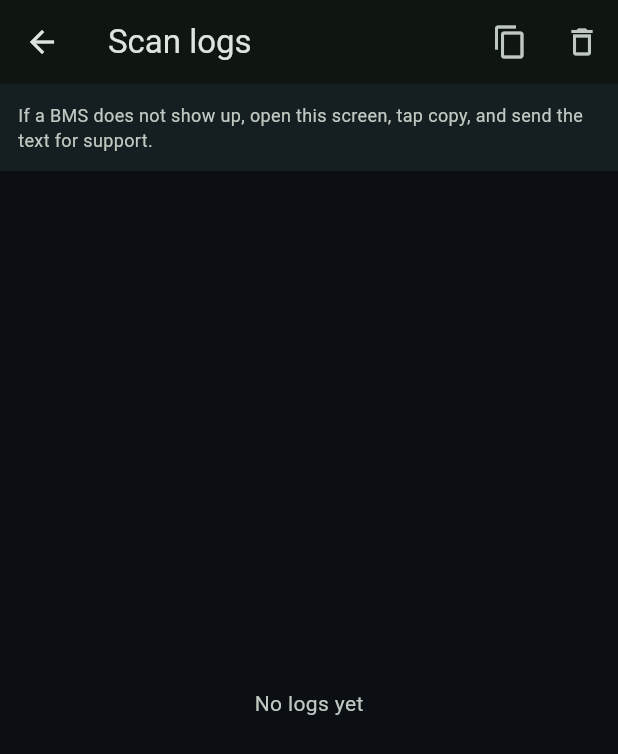
After one commit to suryaledk-ui/bms_rider, a Flutter app: the screen it shows after launch, after a tap on the "terminal" icon, on a phone screen of 412 x 824 dp. The commit adds this screen. Shown: the top 754 px of the screen. Run offline on Flutter 3.47's test engine with Material 3 defaults, Android fonts, the phone set to English and light mode, and no system bars; our stand-ins replace fl_chart, flutter_blue_plus, geolocator, shared_preferences, sqflite, wakelock_plus; accounts and stored records are empty; statements that could not run were skipped.

Commit message:
Add scan log screen for BMS discovery debugging

```diff
--- a/lib/src/bms_manager.dart
+++ b/lib/src/bms_manager.dart
@@ -9,6 +9,7 @@ import 'protocol.dart';
 import 'protocol_daly.dart';
 import 'protocol_jbd.dart';
 import 'protocol_jk.dart';
+import 'scan_log.dart';
 
 enum BmsState { idle, scanning, connecting, connected, error }
 
@@ -37,6 +38,10 @@ class BmsManager extends ChangeNotifier {
 
   final StreamController<Telemetry> _telemetry = StreamController.broadcast();
   Stream<Telemetry> get telemetry => _telemetry.stream;
+
+  ScanLogger? _log;
+  void attachLogger(ScanLogger log) => _log = log;
+  void _lg(String tag, String msg) => _log?.log(tag, msg);
 
   void attachStorage({required String Function() getSavedId, required void Function(String) setSavedId}) {
     _getSavedId = getSavedId;
@@ -78,6 +83,7 @@ class BmsManager extends ChangeNotifier {
     final saved = _getSavedId?.call();
     if (saved != null && saved.isNotEmpty) {
       status = 'Auto-connecting to saved scooter…';
+      _lg('BOOT', 'auto-connect saved device $saved');
       _intentionalStop = false;
       connectedId = saved;
       await _connectFlow(BluetoothDevice.fromId(saved), firstTry: false);
@@ -91,6 +97,7 @@ class BmsManager extends ChangeNotifier {
     state = BmsState.scanning;
     candidates = [];
     status = 'Scanning for nearby BLE devices…';
+    _lg('SCAN', 'scan started (all devices, no filters)');
     notifyListeners();
 
     final results = <String, ScanCandidate>{};
@@ -119,6 +126,12 @@ class BmsManager extends ChangeNotifier {
           rssi: r.rssi,
           bonded: false,
         );
+        _lg(
+          'SCAN',
+          'seen $id name="${name.isEmpty ? '(none)' : name}" '
+          'svcs=${r.advertisementData.serviceUuids.map((g) => g.toString()).join(',')} '
+          'rssi=${r.rssi} family=${guess == null ? 'unknown' : familyHint(guess)}',
+        );
       }
       final list = results.values.toList();
       list.sort((a, b) {
@@ -138,12 +151,18 @@ class BmsManager extends ChangeNotifier {
       );
     } catch (e) {
       status = 'Scan error: $e';
+      _lg('SCAN', 'scan error: $e');
     } finally {
       await sub.cancel();
       await FlutterBluePlus.stopScan();
       if (state == BmsState.scanning) {
         state = BmsState.idle;
-        if (candidates.isEmpty) status = 'No BLE devices found — turn scooter on and retry';
+        if (candidates.isEmpty) {
+          status = 'No BLE devices found — turn scooter on and retry';
+          _lg('SCAN', 'finished: 0 devices seen');
+        } else {
+          _lg('SCAN', 'finished: ${candidates.length} devices seen');
+        }
       }
       notifyListeners();
     }
@@ -154,6 +173,7 @@ class BmsManager extends ChangeNotifier {
     connectedId = c.id;
     connectedName = c.name;
     _setSavedId?.call(c.id);
+    _lg('CONN', 'user selected ${c.id} name="${c.name}" guess=${c.guess} rssi=${c.rssi}');
     await _connectFlow(BluetoothDevice.fromId(c.id), firstTry: true);
   }
 
@@ -162,11 +182,13 @@ class BmsManager extends ChangeNotifier {
     _connecting = true;
     state = BmsState.connecting;
     status = 'Connecting to ${connectedName ?? device.platformName}…';
+    _lg('CONN', 'attempt to ${device.remoteId.str} name="${connectedName ?? device.platformName}" firstTry=$firstTry');
     notifyListeners();
     _device = device;
 
     _stateSub ??= device.connectionState.listen((s) {
       if (s == BluetoothConnectionState.disconnected) {
+        _lg('CONN', 'disconnected from ${device.remoteId.str} (intentional=$_intentionalStop)');
         latest = null;
         proto?.dispose();
         proto = null;
@@ -210,6 +232,7 @@ class BmsManager extends ChangeNotifier {
         _connecting = false;
         state = BmsState.error;
         status = firstTry ? 'Could not find scooter (power it on)' : 'Connection failed: $e';
+        _lg('CONN', 'connect failed firstTry=$firstTry err=$e');
         notifyListeners();
         return;
       }
@@ -217,6 +240,7 @@ class BmsManager extends ChangeNotifier {
 
     _connecting = false;
     _retry = 0;
+    _lg('CONN', 'GATT connected to ${device.remoteId.str}');
     if (ok) await _postConnect(device);
   }
 
@@ -255,6 +279,7 @@ class BmsManager extends ChangeNotifier {
         );
     if (svc == null) {
       status = 'No BMS GATT service found';
+      _lg('CONN', 'no BMS GATT service found on ${device.remoteId.str}');
       state = BmsState.error;
       notifyListeners();
       await device.disconnect();
@@ -269,6 +294,7 @@ class BmsManager extends ChangeNotifier {
     }
     if (rx == null || tx == null) {
       status = 'BMS service missing RX/TX characteristics';
+      _lg('CONN', 'missing RX/TX characteristics on ${device.remoteId.str}');
       state = BmsState.error;
       notifyListeners();
       await device.disconnect();
@@ -277,9 +303,11 @@ class BmsManager extends ChangeNotifier {
     final BluetoothCharacteristic writeChar = tx;
 
     final family = _detectFamily(services, device.platformName);
+    _lg('CONN', 'protocol family detected: $family for ${device.remoteId.str}');
     proto = _buildProtocol(family);
     if (proto == null) {
       status = 'Unsupported BMS family ($family)';
+      _lg('CONN', 'unsupported family $family');
       state = BmsState.error;
       notifyListeners();
       await device.disconnect();
@@ -302,6 +330,7 @@ class BmsManager extends ChangeNotifier {
     final ok = await proto!.init();
     if (!ok) {
       status = '${proto!.name} protocol not fully supported yet';
+      _lg('CONN', '${proto!.name} init returned false');
       state = BmsState.error;
       notifyListeners();
       await device.disconnect();
@@ -310,6 +339,7 @@ class BmsManager extends ChangeNotifier {
 
     state = BmsState.connected;
     status = 'Connected · ${proto!.name}';
+    _lg('CONN', 'connected OK: ${proto!.name} on ${device.remoteId.str}');
     notifyListeners();
 
     _pollTimer?.cancel();
--- a/lib/src/controller.dart
+++ b/lib/src/controller.dart
@@ -9,6 +9,7 @@ import 'bms_manager.dart';
 import 'models.dart';
 import 'native_permissions.dart';
 import 'range.dart';
+import 'scan_log.dart';
 import 'store.dart';
 
 class ActiveRide {
@@ -40,6 +41,7 @@ class ActiveRide {
 class AppController extends ChangeNotifier {
   final BmsManager bms = BmsManager();
   final AppStore store = AppStore();
+  final ScanLogger scanLog = ScanLogger();
   late RangeEngine range;
 
   ActiveRide? ride;
@@ -59,6 +61,8 @@ class AppController extends ChangeNotifier {
 
   Future<void> init() async {
     await store.init();
+    await scanLog.init();
+    bms.attachLogger(scanLog);
     final mass = store.scooterWeightKg + store.riderWeightKg;
     range = RangeEngine(
       estimator: RangeEstimator(massKg: mass),
--- /dev/null
+++ b/lib/src/scan_log.dart
@@ -0,0 +1,65 @@
+import 'dart:async';
+import 'dart:io';
+
+import 'package:flutter/foundation.dart';
+import 'package:shared_preferences/shared_preferences.dart';
+
+/// Rolling scan/connect log persisted locally so the user can send it when
+/// a BMS does not show up.
+class ScanLogger extends ChangeNotifier {
+  final List<String> _lines = [];
+  static const int maxLines = 400;
+  static const String _prefKey = 'scan_log_lines';
+  bool _loaded = false;
+
+  String get text => _lines.join('\n');
+  bool get isEmpty => _lines.isEmpty;
+
+  Future<void> init() async {
+    if (_loaded) return;
+    try {
+      final prefs = await SharedPreferences.getInstance();
+      final saved = prefs.getStringList(_prefKey);
+      if (saved != null) {
+        _lines..clear()..addAll(saved.take(maxLines));
+      }
+    } catch (_) {}
+    _loaded = true;
+    notifyListeners();
+  }
+
+  static String _ts(DateTime t) {
+    String p(int v) => v.toString().padLeft(2, '0');
+    return '${p(t.hour)}:${p(t.minute)}:${p(t.second)}.${t.millisecond.toString().padLeft(3, '0')}';
+  }
+
+  void log(String tag, String message) {
+    final line = '[${_ts(DateTime.now())}] [$tag] $message';
+    _lines.add(line);
+    while (_lines.length > maxLines) {
+      _lines.removeAt(0);
+    }
+    notifyListeners();
+    _persist();
+  }
+
+  Future<void> _persist() async {
+    try {
+      final prefs = await SharedPreferences.getInstance();
+      await prefs.setStringList(_prefKey, List.of(_lines));
+    } catch (_) {}
+  }
+
+  Future<void> clear() async {
+    _lines.clear();
+    notifyListeners();
+    await _persist();
+  }
+
+  Future<void> exportTo(String path) async {
+    try {
+      final file = await File(path).create(recursive: true);
+      await file.writeAsString(text);
+    } catch (_) {}
+  }
+}
--- a/lib/src/ui/home_page.dart
+++ b/lib/src/ui/home_page.dart
@@ -4,6 +4,7 @@ import 'package:provider/provider.dart';
 import '../bms_manager.dart';
 import '../controller.dart';
 import '../range.dart';
+import 'log_page.dart';
 import 'ride_page.dart';
 import 'widgets.dart';
 
@@ -26,6 +27,13 @@ class _HomePageState extends State<HomePage> {
       appBar: AppBar(
         title: const Text('BMS Rider'),
         actions: [
+          IconButton(
+            icon: const Icon(Icons.terminal),
+            tooltip: 'Scan logs',
+            onPressed: () => Navigator.of(context).push(
+              MaterialPageRoute(builder: (_) => const LogPage()),
+            ),
+          ),
           IconButton(
             icon: const Icon(Icons.refresh),
             onPressed: () => app.requestPermissionsAndScan(),
--- /dev/null
+++ b/lib/src/ui/log_page.dart
@@ -0,0 +1,71 @@
+import 'package:flutter/material.dart';
+import 'package:flutter/services.dart';
+import 'package:provider/provider.dart';
+
+import '../controller.dart';
+
+class LogPage extends StatelessWidget {
+  const LogPage({super.key});
+
+  @override
+  Widget build(BuildContext context) {
+    final logger = context.watch<AppController>().scanLog;
+    final scheme = Theme.of(context).colorScheme;
+
+    return Scaffold(
+      appBar: AppBar(
+        title: const Text('Scan logs'),
+        actions: [
+          IconButton(
+            icon: const Icon(Icons.copy),
+            tooltip: 'Copy all logs',
+            onPressed: () async {
+              await Clipboard.setData(ClipboardData(text: logger.text));
+              if (context.mounted) {
+                ScaffoldMessenger.of(context).showSnackBar(
+                  const SnackBar(content: Text('Logs copied — paste them anywhere')),
+                );
+              }
+            },
+          ),
+          IconButton(
+            icon: const Icon(Icons.delete_outline),
+            tooltip: 'Clear logs',
+            onPressed: () => logger.clear(),
+          ),
+        ],
+      ),
+      body: Column(
+        children: [
+          Container(
+            width: double.infinity,
+            color: scheme.primary.withValues(alpha: 0.08),
+            padding: const EdgeInsets.all(12),
+            child: Text(
+              'If a BMS does not show up, open this screen, tap copy, '
+              'and send the text for support.',
+              style: TextStyle(fontSize: 12, color: scheme.onSurfaceVariant),
+            ),
+          ),
+          Expanded(
+            child: logger.isEmpty
+                ? Center(
+                    child: Text('No logs yet', style: TextStyle(color: scheme.onSurfaceVariant)),
+                  )
+                : SingleChildScrollView(
+                    padding: const EdgeInsets.all(12),
+                    child: SelectableText(
+                      logger.text,
+                      style: const TextStyle(
+                        fontFamily: 'monospace',
+                        fontSize: 11,
+                        height: 1.4,
+                      ),
+                    ),
+                  ),
+          ),
+        ],
+      ),
+    );
+  }
+}
```
